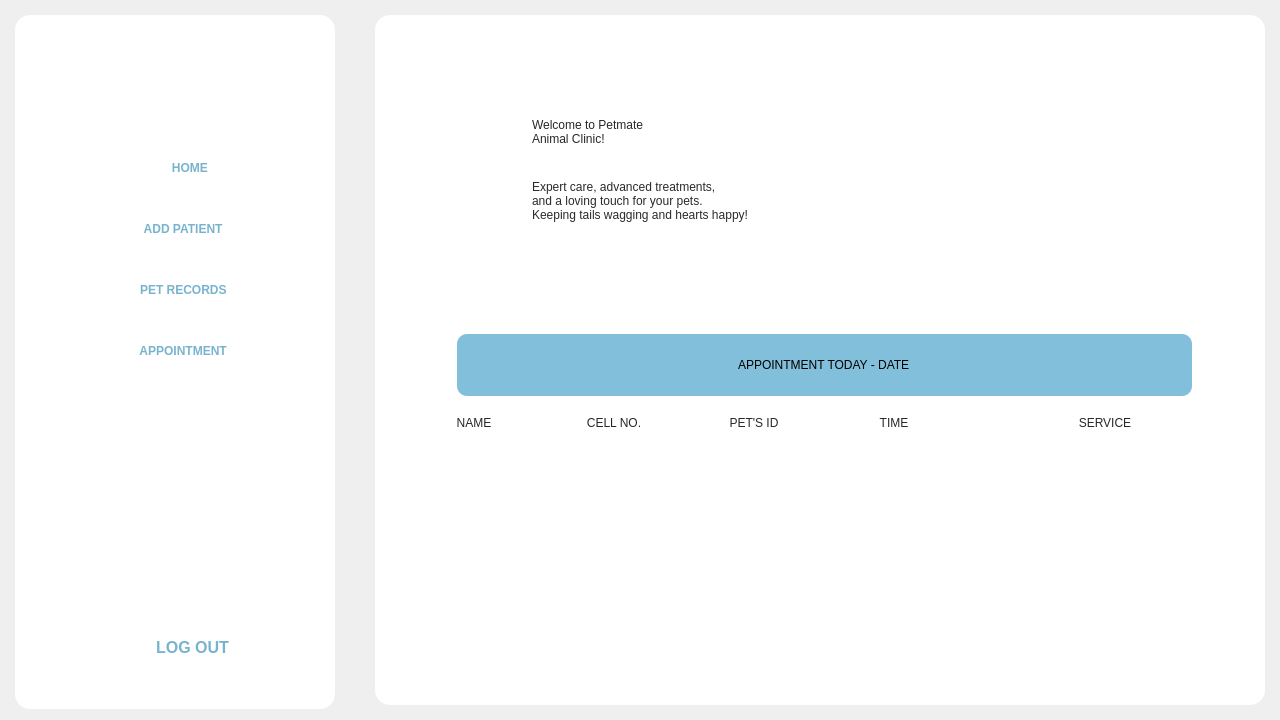
Above: Frontend/Home.ui from rmmln/Petmate-Desktop-Application before the change. Below: the same form after it.
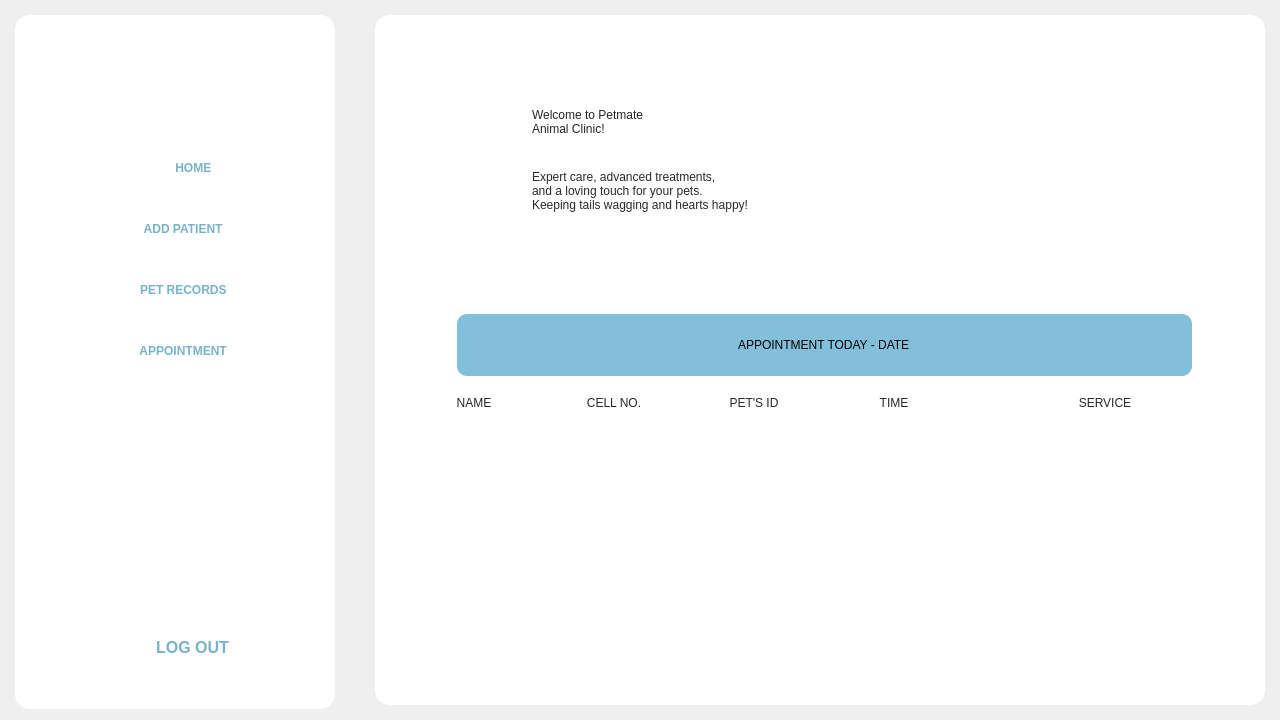
That is the form after the change. The open tabs and pages were chosen to show the change. Icons and pictures are not drawn.

Patch:
```diff
--- a/Frontend/Home.ui
+++ b/Frontend/Home.ui
@@ -210,7 +210,7 @@
 }</string>
             </property>
             <property name="text">
-             <string>         HOME</string>
+             <string>           HOME</string>
             </property>
             <property name="icon">
              <iconset resource="resource.qrc">
@@ -587,6 +587,9 @@
 
 }</string>
          </property>
+         <property name="frameShape">
+          <enum>QFrame::NoFrame</enum>
+         </property>
          <property name="currentIndex">
           <number>3</number>
          </property>
@@ -654,7 +657,7 @@
                 <property name="minimumSize">
                  <size>
                   <width>0</width>
-                  <height>300</height>
+                  <height>250</height>
                  </size>
                 </property>
                 <property name="maximumSize">
@@ -816,6 +819,12 @@
                   <verstretch>0</verstretch>
                  </sizepolicy>
                 </property>
+                <property name="minimumSize">
+                 <size>
+                  <width>0</width>
+                  <height>0</height>
+                 </size>
+                </property>
                 <property name="styleSheet">
                  <string notr="true">QFrame{
 	background:transparent;
@@ -882,7 +891,7 @@
                    </property>
                    <property name="minimumSize">
                     <size>
-                     <width>340</width>
+                     <width>0</width>
                      <height>300</height>
                     </size>
                    </property>
@@ -898,7 +907,7 @@
 	color: #272727;
 }
 QTableWidget::item {
-	padding:20px;
+	padding:30px;
 	margin-bottom:15px;
 	background-color: #EFEFEF;
 }
@@ -977,6 +986,9 @@
                    <property name="showGrid">
                     <bool>false</bool>
                    </property>
+                   <property name="gridStyle">
+                    <enum>Qt::NoPen</enum>
+                   </property>
                    <property name="sortingEnabled">
                     <bool>false</bool>
                    </property>
```
Left out of the diff: 5 changed lines with no effect on the pictures.
